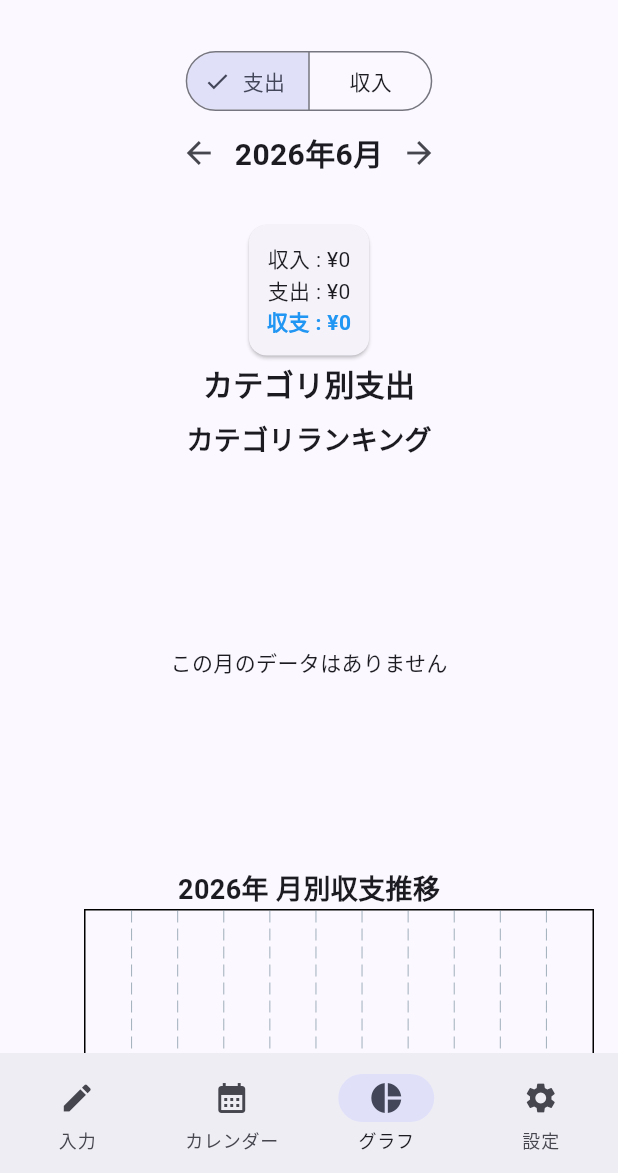
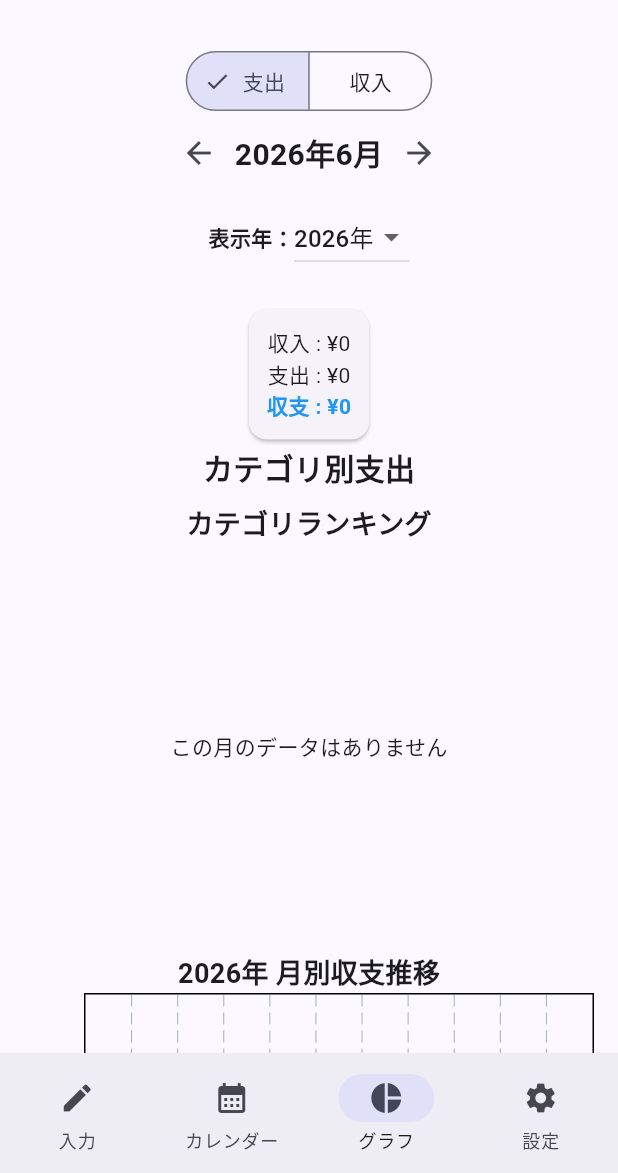
Before and after one commit to mukadegame2/kakeibo, a Flutter app: the screen it shows after launch, item 3 of the bottom bar chosen, on a phone screen of 412 x 824 dp, the part 63-1236 px from its top. Run offline on Flutter 3.47's test engine with Material 3 defaults, Android fonts, the light colour scheme and no system bars; drawn by our look-alikes of fl_chart; our stand-ins replace csv, file_picker, shared_preferences, table_calendar.

Commit message:
feat: グラフ画面とカテゴリ詳細画面に年選択UIを追加
- GraphPage に表示年のドロップダウンを追加
- 月別収支推移グラフを選択年に連動
- 円グラフ・ランキングを選択年/月で集計
- CategoryDetailPage に表示年のドロップダウンを追加
- カテゴリ別の月別棒グラフを選択年に連動
- 合計・内訳・明細一覧を選択年/月に連動
- 棒グラフの月選択時に表示年を維持するよう調整

```diff
--- a/lib/pages/graph_page.dart
+++ b/lib/pages/graph_page.dart
@@ -52,6 +52,29 @@ class _GraphPageState extends State<GraphPage> {
 
   bool showIncome = false;
 
+  List<int> _buildAvailableYears() {
+    final years = widget.expenses
+        .map((expense) {
+          return expense.date.year;
+        })
+        .toSet()
+        .toList();
+
+    final currentYear = DateTime.now().year;
+
+    if (!years.contains(currentYear)) {
+      years.add(currentYear);
+    }
+
+    if (!years.contains(selectedMonth.year)) {
+      years.add(selectedMonth.year);
+    }
+
+    years.sort();
+
+    return years;
+  }
+
   // ========================================
   // 画面描画
   // ・選択月のデータをカテゴリ別に集計
@@ -59,6 +82,8 @@ class _GraphPageState extends State<GraphPage> {
   // ========================================
   @override
   Widget build(BuildContext context) {
+    final availableYears = _buildAvailableYears();
+
     // カテゴリごとの支出合計
     final parentCategories = categories
         .where((category) => !CategoryHelper.isChildCategory(category))
@@ -203,6 +228,34 @@ class _GraphPageState extends State<GraphPage> {
                 );
               });
             },
+          ),
+
+          const SizedBox(height: 8),
+
+          Row(
+            mainAxisAlignment: MainAxisAlignment.center,
+            children: [
+              const Text("表示年：", style: TextStyle(fontWeight: FontWeight.bold)),
+
+              DropdownButton<int>(
+                value: selectedMonth.year,
+                items: availableYears.map((year) {
+                  return DropdownMenuItem<int>(
+                    value: year,
+                    child: Text("$year年"),
+                  );
+                }).toList(),
+                onChanged: (year) {
+                  if (year == null) {
+                    return;
+                  }
+
+                  setState(() {
+                    selectedMonth = DateTime(year, selectedMonth.month);
+                  });
+                },
+              ),
+            ],
           ),
 
           // 月切替とグラフの間の余白
```
Also changed, not shown: lib/pages/category_detail_page.dart (+55 -0 lines).
